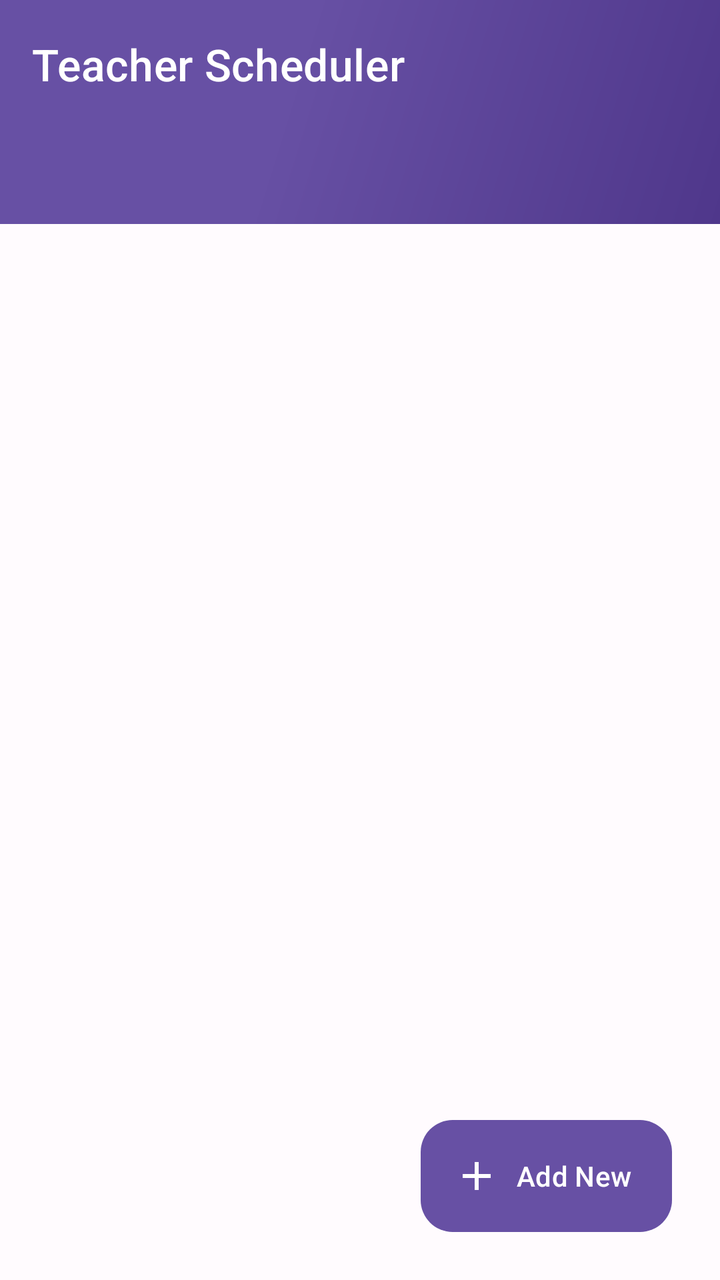
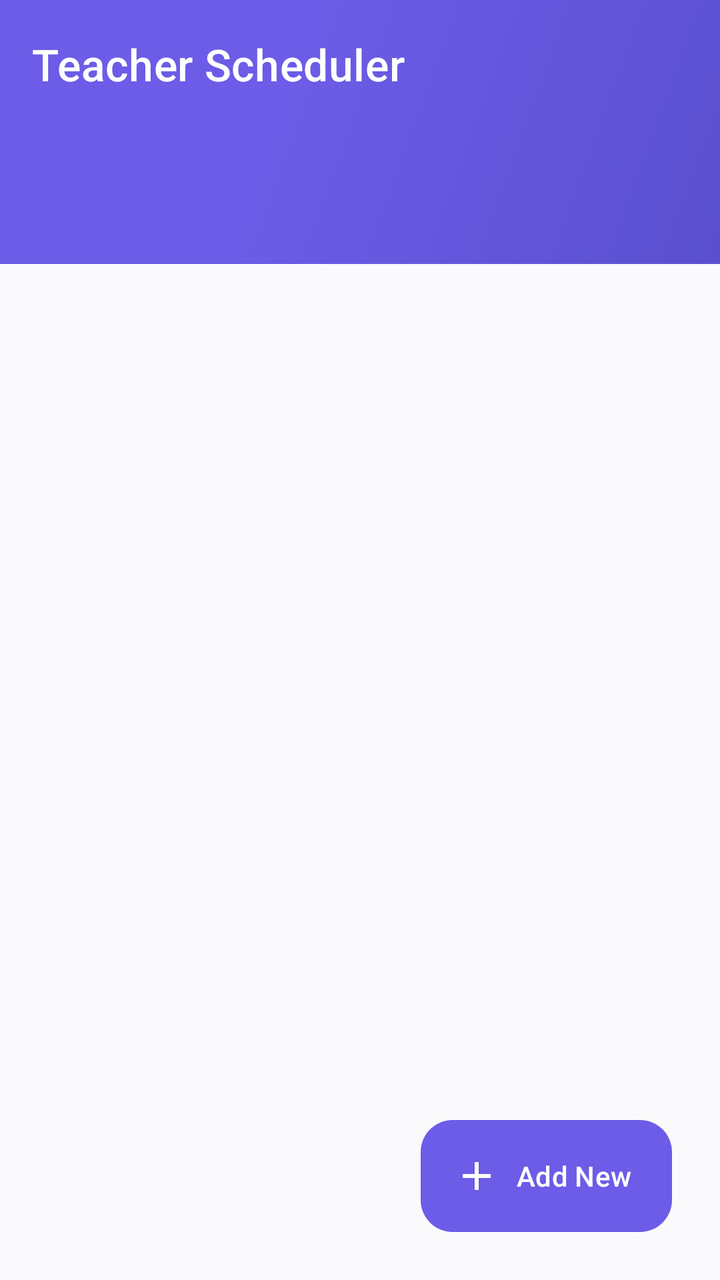

Compare the two renders of this Android layout. The source of the first and the diff that turns it into the second are given below.
<!-- AndroidManifest.xml: activity theme AppTheme -->
<!-- res/layout/activity_main.xml -->
<?xml version="1.0" encoding="utf-8"?>
<androidx.coordinatorlayout.widget.CoordinatorLayout xmlns:android="http://schemas.android.com/apk/res/android"
    xmlns:app="http://schemas.android.com/apk/res-auto"
    xmlns:tools="http://schemas.android.com/tools"
    android:layout_width="match_parent"
    android:layout_height="match_parent"
    android:background="@color/background_light"
    tools:context=".MainActivity">

    <com.google.android.material.appbar.AppBarLayout
        android:id="@+id/appBarLayout"
        android:layout_width="match_parent"
        android:layout_height="wrap_content"
        android:background="@drawable/app_bar_gradient"
        android:elevation="0dp"
        android:stateListAnimator="@null"
        android:theme="@style/ThemeOverlay.Material3.Dark.ActionBar">

        <androidx.appcompat.widget.Toolbar
            android:id="@+id/toolbar"
            android:layout_width="match_parent"
            android:layout_height="?attr/actionBarSize"
            android:background="@android:color/transparent"
            app:layout_scrollFlags="scroll|enterAlways|snap">

            <LinearLayout
                android:layout_width="match_parent"
                android:layout_height="wrap_content"
                android:orientation="horizontal"
                android:gravity="center_vertical">

                <TextView
                    android:layout_width="0dp"
                    android:layout_height="wrap_content"
                    android:layout_weight="1"
                    android:text="Teacher Scheduler"
                    android:textColor="@android:color/white"
                    android:textSize="22sp"
                    android:fontFamily="sans-serif-medium"
                    android:letterSpacing="0.01" />

            </LinearLayout>

        </androidx.appcompat.widget.Toolbar>

        <com.google.android.material.tabs.TabLayout
            android:id="@+id/tabLayout"
            android:layout_width="match_parent"
            android:layout_height="wrap_content"
            android:background="@android:color/transparent"
            android:contentDescription="Navigation tabs"
            app:tabGravity="fill"
            app:tabIndicatorColor="@android:color/white"
            app:tabIndicatorHeight="3dp"
            app:tabIndicatorAnimationMode="elastic"
            app:tabMode="fixed"
            app:tabSelectedTextColor="@android:color/white"
            app:tabTextColor="#E6FFFFFF"
            app:tabRippleColor="#33FFFFFF"
            app:tabTextAppearance="@style/TabTextStyle"
            app:tabInlineLabel="true"
            app:tabMinWidth="0dp"
            app:tabPaddingStart="16dp"
            app:tabPaddingEnd="16dp" />
    </com.google.android.material.appbar.AppBarLayout>

    <androidx.viewpager2.widget.ViewPager2
        android:id="@+id/viewPager"
        android:layout_width="match_parent"
        android:layout_height="match_parent"
        android:background="@color/background_light"
        app:layout_behavior="@string/appbar_scrolling_view_behavior" />

    
    <com.google.android.material.floatingactionbutton.ExtendedFloatingActionButton
        android:id="@+id/fab"
        android:layout_width="wrap_content"
        android:layout_height="wrap_content"
        android:layout_gravity="bottom|end"
        android:layout_margin="24dp"
        android:contentDescription="@string/add_item"
        android:text="Add New"
        android:textColor="@color/white"
        android:fontFamily="sans-serif-medium"
        app:icon="@drawable/ic_add_24"
        app:iconTint="@android:color/white"
        app:backgroundTint="@color/colorPrimary"
        app:iconPadding="8dp"
        app:cornerRadius="28dp"
        app:elevation="6dp"
        android:stateListAnimator="@animator/fab_state_list_anim"
        app:layout_behavior="com.google.android.material.behavior.HideBottomViewOnScrollBehavior" />

    
    <androidx.cardview.widget.CardView
        android:id="@+id/quickStatsCard"
        android:layout_width="match_parent"
        android:layout_height="wrap_content"
        android:layout_margin="16dp"
        android:visibility="gone"
        app:cardCornerRadius="12dp"
        app:cardElevation="4dp"
        app:layout_behavior="@string/appbar_scrolling_view_behavior">

        <LinearLayout
            android:layout_width="match_parent"
            android:layout_height="wrap_content"
            android:orientation="horizontal"
            android:padding="16dp">

            <LinearLayout
                android:layout_width="0dp"
                android:layout_height="wrap_content"
                android:layout_weight="1"
                android:orientation="vertical"
                android:gravity="center">

                <TextView
                    android:id="@+id/todayClassesCount"
                    android:layout_width="wrap_content"
                    android:layout_height="wrap_content"
                    android:text="0"
                    android:textSize="24sp"
                    android:textStyle="bold"
                    android:textColor="@color/purple_500" />

                <TextView
                    android:layout_width="wrap_content"
                    android:layout_height="wrap_content"
                    android:text="Today's Classes"
                    android:textSize="12sp"
                    android:textColor="@android:color/darker_gray" />

            </LinearLayout>

            <View
                android:layout_width="1dp"
                android:layout_height="match_parent"
                android:background="@android:color/darker_gray"
                android:alpha="0.3" />

            <LinearLayout
                android:layout_width="0dp"
                android:layout_height="wrap_content"
                android:layout_weight="1"
                android:orientation="vertical"
                android:gravity="center">

                <TextView
                    android:id="@+id/upcomingMeetingsCount"
                    android:layout_width="wrap_content"
                    android:layout_height="wrap_content"
                    android:text="0"
                    android:textSize="24sp"
                    android:textStyle="bold"
                    android:textColor="@color/teal_500" />

                <TextView
                    android:layout_width="wrap_content"
                    android:layout_height="wrap_content"
                    android:text="Upcoming Meetings"
                    android:textSize="12sp"
                    android:textColor="@android:color/darker_gray" />

            </LinearLayout>

        </LinearLayout>

    </androidx.cardview.widget.CardView>

</androidx.coordinatorlayout.widget.CoordinatorLayout>
<!-- resources referenced by this layout -->
<resources>
  <color name="background_light">#FFFBFE</color>
  <color name="colorPrimary">#6750A4</color>
  <color name="purple_500">#9C27B0</color>
  <style name="TabTextStyle" parent="TextAppearance.Design.Tab">
          <item name="android:textSize">14sp</item>
          <item name="android:textStyle">bold</item>
          <item name="textAllCaps">false</item>
      </style>
  <style name="AppTheme" parent="Theme.Material3.Light.NoActionBar">
          
          <item name="colorPrimary">#9C27B0</item>
          <item name="colorPrimaryVariant">#7B1FA2</item>
          <item name="colorOnPrimary">#FFFFFF</item>
          
          
          <item name="colorSecondary">#9C27B0</item>
          <item name="colorSecondaryVariant">#7B1FA2</item>
          <item name="colorOnSecondary">#FFFFFF</item>
          
          
          <item name="android:statusBarColor">@color/purple_700</item>
          
          
          <item name="android:windowBackground">@color/white</item>
          <item name="android:colorBackground">@color/white</item>
          <item name="colorSurface">@color/white</item>
          <item name="colorOnSurface">@color/black</item>
          
          
          <item name="android:textColorPrimary">@color/black</item>
          <item name="android:textColorSecondary">#757575</item>
          
          
          <item name="android:windowContentTransitions">true</item>
          
          
          <item name="windowActionBar">false</item>
          <item name="windowNoTitle">true</item>
      </style>
  <color name="colorPrimaryDark">#4F378B</color>
  <color name="purple_700">#FF3700B3</color>
  <color name="black">#FF000000</color>
  <!-- unchanged entries left out for length: 5 -->
</resources>

<!-- the commit's change to res/layout/activity_main.xml (unified diff, before → after) -->
@@ -12,9 +12,43 @@
         android:layout_width="match_parent"
         android:layout_height="wrap_content"
         android:background="@drawable/app_bar_gradient"
-        android:elevation="0dp"
+        android:elevation="4dp"
         android:stateListAnimator="@null"
         android:theme="@style/ThemeOverlay.Material3.Dark.ActionBar">
+
+        <com.google.android.material.card.MaterialCardView
+            android:id="@+id/offlineIndicator"
+            android:layout_width="match_parent"
+            android:layout_height="wrap_content"
+            android:visibility="gone"
+            app:cardBackgroundColor="#FF9800"
+            app:cardElevation="0dp"
+            app:cardCornerRadius="0dp">
+
+            <LinearLayout
+                android:layout_width="match_parent"
+                android:layout_height="wrap_content"
+                android:orientation="horizontal"
+                android:padding="8dp"
+                android:gravity="center">
+
+                <ImageView
+                    android:layout_width="16dp"
+                    android:layout_height="16dp"
+                    android:src="@android:drawable/stat_notify_sync"
+                    app:tint="@android:color/white" />
+
+                <TextView
+                    android:layout_width="wrap_content"
+                    android:layout_height="wrap_content"
+                    android:layout_marginStart="8dp"
+                    android:text="Offline - Changes will sync when connected"
+                    android:textColor="@android:color/white"
+                    android:textSize="12sp" />
+
+            </LinearLayout>
+
+        </com.google.android.material.card.MaterialCardView>
 
         <androidx.appcompat.widget.Toolbar
             android:id="@+id/toolbar"
@@ -49,19 +83,25 @@
             android:layout_height="wrap_content"
             android:background="@android:color/transparent"
             android:contentDescription="Navigation tabs"
+            android:paddingTop="8dp"
+            android:paddingBottom="12dp"
             app:tabGravity="fill"
-            app:tabIndicatorColor="@android:color/white"
-            app:tabIndicatorHeight="3dp"
+            app:tabIndicatorColor="@color/white"
+            app:tabIndicatorHeight="2dp"
+            app:tabIndicatorFullWidth="false"
             app:tabIndicatorAnimationMode="elastic"
             app:tabMode="fixed"
-            app:tabSelectedTextColor="@android:color/white"
-            app:tabTextColor="#E6FFFFFF"
+            app:tabSelectedTextColor="@color/white"
+            app:tabTextColor="#99FFFFFF"
             app:tabRippleColor="#33FFFFFF"
             app:tabTextAppearance="@style/TabTextStyle"
+            app:tabIconTint="@color/tab_icon_color_selector"
             app:tabInlineLabel="true"
             app:tabMinWidth="0dp"
-            app:tabPaddingStart="16dp"
-            app:tabPaddingEnd="16dp" />
+            app:tabPaddingStart="@dimen/tab_padding_horizontal"
+            app:tabPaddingEnd="@dimen/tab_padding_horizontal"
+            app:tabPaddingTop="10dp"
+            app:tabPaddingBottom="10dp" />
     </com.google.android.material.appbar.AppBarLayout>
 
     <androidx.viewpager2.widget.ViewPager2
<!-- resource entries referenced after the edit -->
@@ -1,47 +1,90 @@
 <!-- resources referenced by this layout -->
 <resources>
-  <color name="background_light">#FFFBFE</color>
-  <color name="colorPrimary">#6750A4</color>
-  <color name="purple_500">#9C27B0</color>
+  <color name="background_light">#FAFAFC</color>
+  <color name="colorPrimary">@color/primary_purple</color>
+  <color name="purple_500">@color/primary_purple</color>
+  <dimen name="tab_padding_horizontal">16dp</dimen>
   <style name="TabTextStyle" parent="TextAppearance.Design.Tab">
-          <item name="android:textSize">14sp</item>
-          <item name="android:textStyle">bold</item>
+          <item name="android:textSize">12sp</item>
+          <item name="android:textStyle">normal</item>
           <item name="textAllCaps">false</item>
+          <item name="android:letterSpacing">0.05</item>
+          <item name="android:fontFamily">sans-serif</item>
       </style>
-  <style name="AppTheme" parent="Theme.Material3.Light.NoActionBar">
+  <style name="AppTheme" parent="Theme.Material3.Dark.NoActionBar">
           
-          <item name="colorPrimary">#9C27B0</item>
-          <item name="colorPrimaryVariant">#7B1FA2</item>
-          <item name="colorOnPrimary">#FFFFFF</item>
+          <item name="colorPrimary">@color/primary_purple</item>
+          <item name="colorOnPrimary">@color/text_primary</item>
+          <item name="colorPrimaryContainer">@color/elevated_card</item>
+          <item name="colorOnPrimaryContainer">@color/text_primary</item>
+  
           
+          <item name="colorSecondary">@color/primary_purple_light</item>
+          <item name="colorOnSecondary">@color/text_primary</item>
+          <item name="colorSecondaryContainer">@color/elevated_card</item>
+          <item name="colorOnSecondaryContainer">@color/text_secondary</item>
+  
           
-          <item name="colorSecondary">#9C27B0</item>
-          <item name="colorSecondaryVariant">#7B1FA2</item>
-          <item name="colorOnSecondary">#FFFFFF</item>
+          <item name="android:colorBackground">@color/app_background</item>
+          <item name="colorOnBackground">@color/text_primary</item>
+          <item name="colorSurface">@color/surface_card</item>
+          <item name="colorOnSurface">@color/text_primary</item>
+          <item name="colorSurfaceVariant">@color/elevated_card</item>
+          <item name="colorOnSurfaceVariant">@color/text_secondary</item>
+  
           
+          <item name="colorOutline">@color/text_muted</item>
+  
           
-          <item name="android:statusBarColor">@color/purple_700</item>
-          
-          
-          <item name="android:windowBackground">@color/white</item>
-          <item name="android:colorBackground">@color/white</item>
-          <item name="colorSurface">@color/white</item>
-          <item name="colorOnSurface">@color/black</item>
-          
-          
-          <item name="android:textColorPrimary">@color/black</item>
-          <item name="android:textColorSecondary">#757575</item>
-          
+          <item name="android:statusBarColor">@color/app_background</item>
+          <item name="android:windowLightStatusBar">false</item>
+          <item name="android:navigationBarColor">@color/app_background</item>
+  
           
           <item name="android:windowContentTransitions">true</item>
+          <item name="android:windowEnterTransition">@transition/slide_fade_enter</item>
+          <item name="android:windowExitTransition">@transition/slide_fade_exit</item>
+          <item name="android:windowSharedElementEnterTransition">@transition/shared_element</item>
+          <item name="android:windowSharedElementExitTransition">@transition/shared_element</item>
+  
           
+          <item name="materialCardViewStyle">@style/Widget.App.CardView</item>
+          <item name="floatingActionButtonStyle">@style/Widget.App.FloatingActionButton</item>
+          <item name="bottomNavigationStyle">@style/Widget.App.BottomNavigationView</item>
+  
           
-          <item name="windowActionBar">false</item>
-          <item name="windowNoTitle">true</item>
+          <item name="android:textColorPrimary">@color/text_primary</item>
+          <item name="android:textColorSecondary">@color/text_secondary</item>
       </style>
-  <color name="colorPrimaryDark">#4F378B</color>
-  <color name="purple_700">#FF3700B3</color>
-  <color name="black">#FF000000</color>
+  <color name="primary_purple">#6C5CE7</color>
+  <color name="colorPrimaryDark">@color/primary_purple_pressed</color>
+  <color name="text_primary">#FFFFFF</color>
+  <color name="elevated_card">#1F2030</color>
+  <color name="primary_purple_light">#8B7FED</color>
+  <color name="text_secondary">#B3B6C9</color>
+  <color name="app_background">#0F0F14</color>
+  <color name="surface_card">#1A1B23</color>
+  <color name="text_muted">#7C809B</color>
+  <style name="Widget.App.CardView" parent="Widget.Material3.CardView.Elevated">
+          <item name="cardCornerRadius">16dp</item>
+          <item name="cardElevation">4dp</item>
+          <item name="cardBackgroundColor">@color/surface_card</item>
+          <item name="contentPadding">16dp</item>
+          <item name="strokeWidth">0dp</item>
+      </style>
+  <style name="Widget.App.FloatingActionButton" parent="Widget.Material3.FloatingActionButton.Primary">
+          <item name="elevation">6dp</item>
+          <item name="backgroundTint">@color/primary_purple</item>
+          <item name="tint">@color/text_primary</item>
+          <item name="android:stateListAnimator">@animator/fab_state_list_anim</item>
+      </style>
+  <style name="Widget.App.BottomNavigationView" parent="Widget.Material3.BottomNavigationView">
+          <item name="elevation">8dp</item>
+          <item name="backgroundTint">@color/surface_card</item>
+          <item name="itemIconTint">@color/bottom_nav_color_selector</item>
+          <item name="itemTextColor">@color/bottom_nav_color_selector</item>
+      </style>
+  <color name="primary_purple_pressed">#5A4FCF</color>
   <!-- unchanged entries left out for length: 5 -->
 </resources>
 
